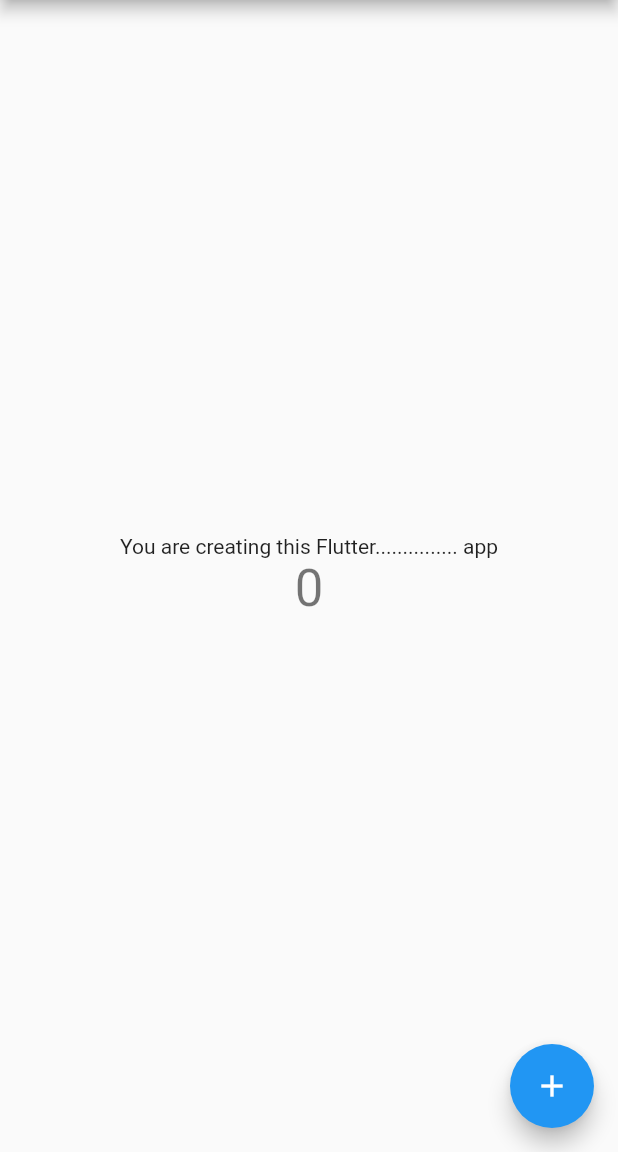
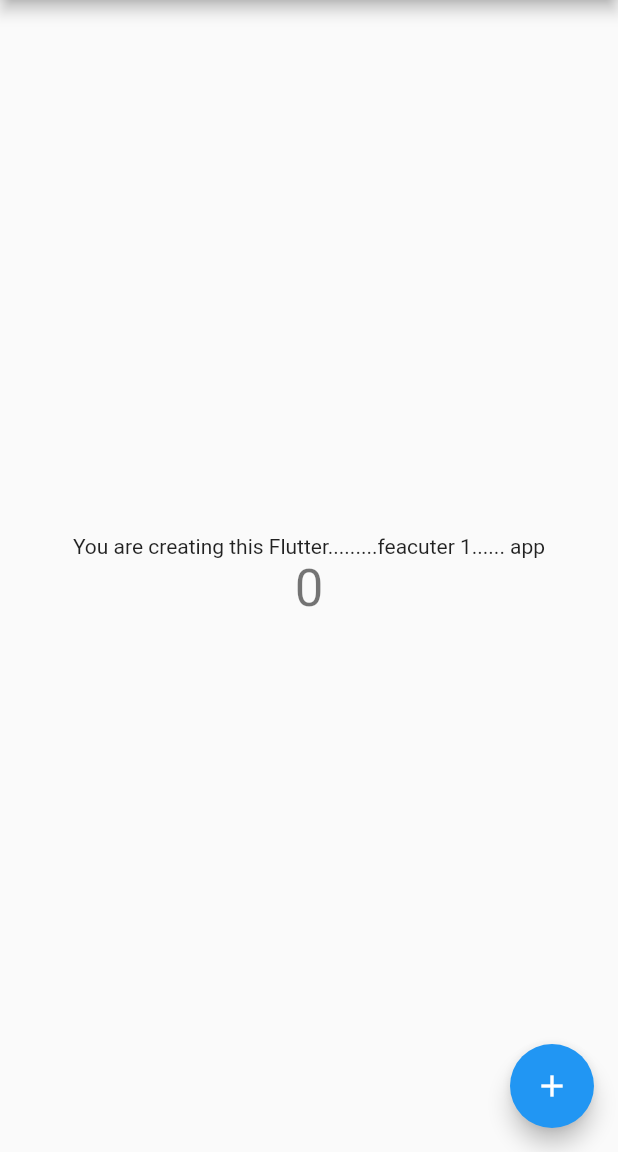
Before and after one commit to gazialankus/git_workshop_july_2021, a Flutter app: the screen it shows after launch, on a phone screen of 412 x 824 dp, the part 84-1236 px from its top. Run offline on Flutter 3.47's test engine with Material 2 defaults, Android fonts, the phone set to English and light mode, and no system bars.

Commit message:
A useful commit in branch that I will abandon
# Conflicts:
#	lib/ui/my_home_page.dart

```diff
--- a/lib/ui/my_home_page.dart
+++ b/lib/ui/my_home_page.dart
@@ -36,9 +36,9 @@ class _MyHomePageState extends State<MyHomePage> {
         child: Column(
           mainAxisAlignment: MainAxisAlignment.center,
           children: <Widget>[
-            Text(
-              'You are creating this Flutter............... app',
-            ),// feature 2
+            Text( // some useful lines
+              'You are creating this Flutter.........feacuter 1...... app',
+            ),
             Text(
               '$_counter',
               style: Theme.of(context).textTheme.headline4,
```
